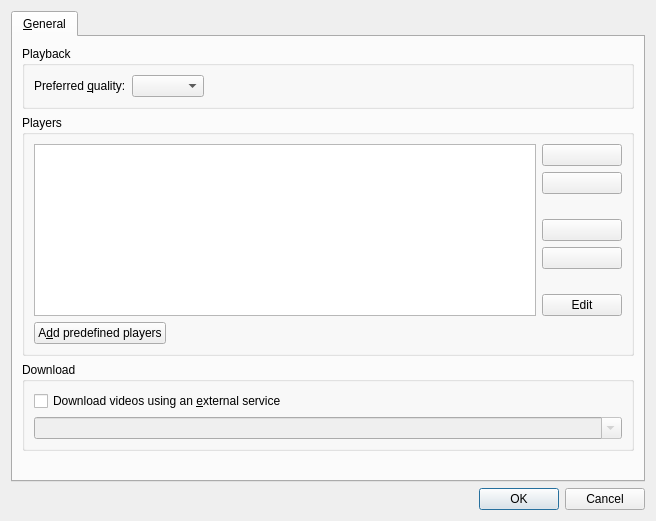
Old version of the form src/configdialog.ui in the repository smplayer-dev/smtube.
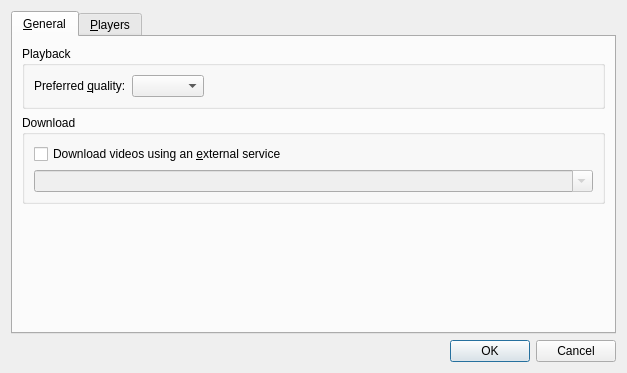
New version of the form. Icons and pictures are not drawn.

Commit message: Move the players section in settings to another tab

```diff
--- a/src/configdialog.ui
+++ b/src/configdialog.ui
@@ -6,8 +6,8 @@
    <rect>
     <x>0</x>
     <y>0</y>
-    <width>656</width>
-    <height>521</height>
+    <width>627</width>
+    <height>373</height>
    </rect>
   </property>
   <property name="windowTitle">
@@ -16,6 +16,9 @@
   <layout class="QVBoxLayout" name="verticalLayout">
    <item>
     <widget class="QTabWidget" name="tabs">
+     <property name="tabPosition">
+      <enum>QTabWidget::North</enum>
+     </property>
      <property name="currentIndex">
       <number>0</number>
      </property>
@@ -60,11 +63,51 @@
         </widget>
        </item>
        <item>
-        <widget class="QGroupBox" name="players_group">
+        <widget class="QGroupBox" name="download_group">
          <property name="title">
-          <string>Players</string>
+          <string>Download</string>
          </property>
-         <layout class="QVBoxLayout" name="verticalLayout_4">
+         <layout class="QVBoxLayout" name="verticalLayout_5">
+          <item>
+           <widget class="QCheckBox" name="add_download_check">
+            <property name="text">
+             <string>Download videos using an &amp;external service</string>
+            </property>
+           </widget>
+          </item>
+          <item>
+           <widget class="QComboBox" name="external_download_combo">
+            <property name="enabled">
+             <bool>false</bool>
+            </property>
+            <property name="editable">
+             <bool>true</bool>
+            </property>
+           </widget>
+          </item>
+         </layout>
+        </widget>
+       </item>
+       <item>
+        <spacer name="verticalSpacer_3">
+         <property name="orientation">
+          <enum>Qt::Vertical</enum>
+         </property>
+         <property name="sizeHint" stdset="0">
+          <size>
+           <width>20</width>
+           <height>40</height>
+          </size>
+         </property>
+        </spacer>
+       </item>
+      </layout>
+     </widget>
+     <widget class="QWidget" name="players_tab">
+      <attribute name="title">
+       <string>&amp;Players</string>
+      </attribute>
+      <layout class="QVBoxLayout" name="verticalLayout_6">
           <item>
            <layout class="QHBoxLayout" name="horizontalLayout_3">
             <item>
@@ -177,44 +220,15 @@
             </item>
            </layout>
           </item>
-         </layout>
-        </widget>
-       </item>
        <item>
-        <widget class="QGroupBox" name="download_group">
-         <property name="title">
-          <string>Download</string>
-         </property>
-         <layout class="QVBoxLayout" name="verticalLayout_5">
-          <item>
-           <widget class="QCheckBox" name="add_download_check">
-            <property name="text">
-             <string>Download videos using an &amp;external service</string>
-            </property>
-           </widget>
-          </item>
-          <item>
-           <widget class="QComboBox" name="external_download_combo">
-            <property name="enabled">
-             <bool>false</bool>
-            </property>
-            <property name="editable">
-             <bool>true</bool>
-            </property>
-           </widget>
-          </item>
-         </layout>
-        </widget>
-       </item>
-       <item>
-        <spacer name="verticalSpacer_3">
+        <spacer name="verticalSpacer_4">
          <property name="orientation">
           <enum>Qt::Vertical</enum>
          </property>
          <property name="sizeHint" stdset="0">
           <size>
            <width>20</width>
-           <height>40</height>
+           <height>29</height>
           </size>
          </property>
         </spacer>
```
Left out of the diff: 6 changed lines with no effect on the pictures. Lines whose indentation alone changed are shown as unchanged. The commit also changes 1 other file.
